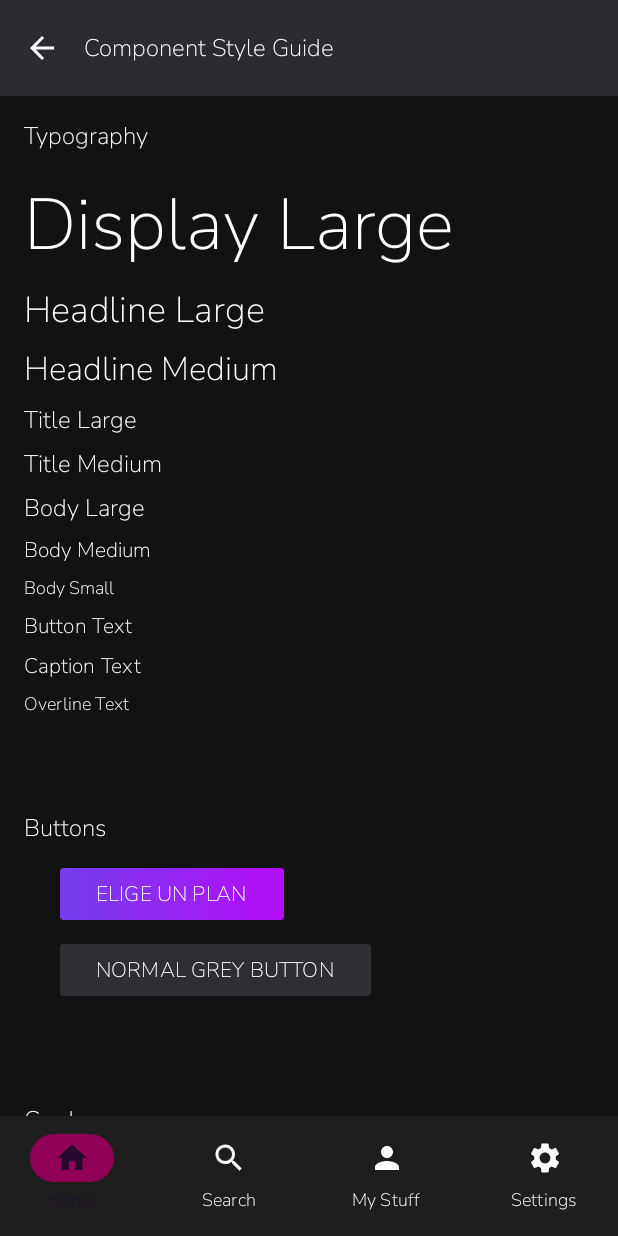
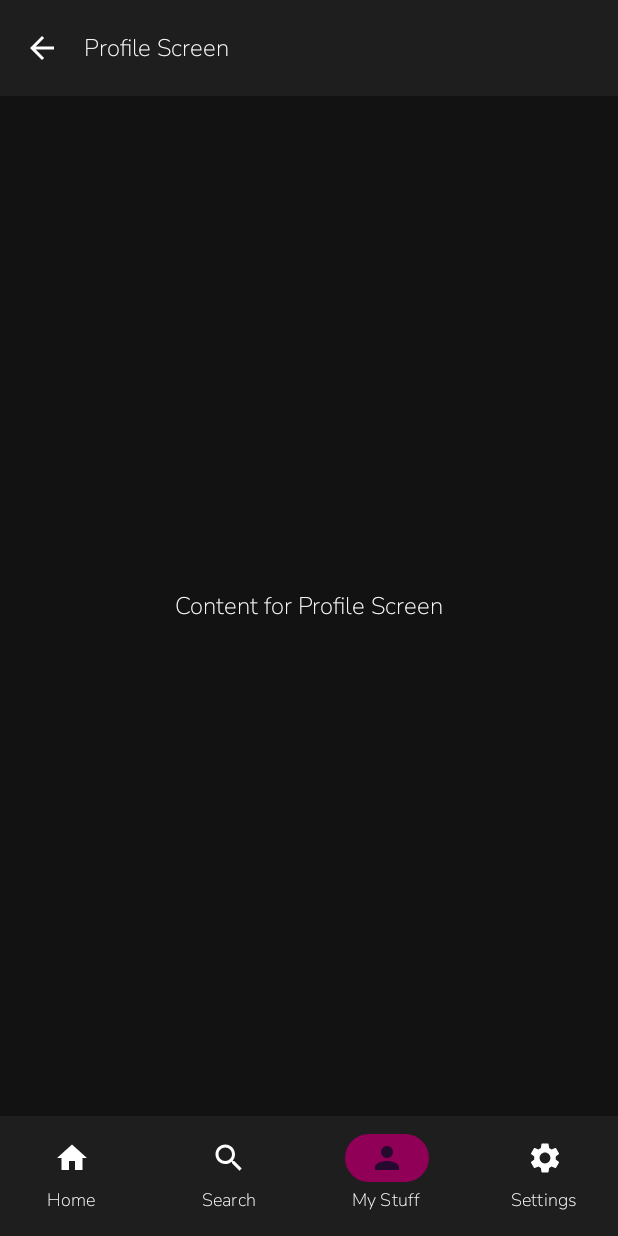
Before and after one commit to HonourBoundGameStudios/AndroidVODDemo, an Android app built with Jetpack Compose: the screen it shows after launch (MainActivity), item 3 of the bottom bar chosen, on a phone screen of 412 x 824 dp. Run offline under Robolectric (Android 15) with nearby library versions, the phone set to English and light mode, and no system bars; libraries missing offline, so code that uses them is left out: com.jakewharton.retrofit2; pictures from the network do not load.

Commit message:
Cleaned up bottom bar navigation

```diff
--- a/app/src/main/java/com/example/hbomax/AppNavigation.kt
+++ b/app/src/main/java/com/example/hbomax/AppNavigation.kt
@@ -1,52 +1,166 @@
 package com.example.hbomax.ui
 
+import androidx.compose.foundation.layout.Box
+import androidx.compose.foundation.layout.PaddingValues
+import androidx.compose.foundation.layout.fillMaxSize
+import androidx.compose.foundation.layout.padding
+import androidx.compose.material.icons.Icons
+import androidx.compose.material.icons.automirrored.filled.ArrowBack
+import androidx.compose.material.icons.filled.Home
+import androidx.compose.material.icons.filled.Person
+import androidx.compose.material.icons.filled.Search
+import androidx.compose.material.icons.filled.Settings
+import androidx.compose.material3.*
 import androidx.compose.runtime.Composable
+import androidx.compose.runtime.getValue
+import androidx.compose.ui.Alignment
+import androidx.compose.ui.Modifier
+import androidx.compose.ui.graphics.vector.ImageVector
+import androidx.navigation.NavDestination.Companion.hierarchy
+import androidx.navigation.NavGraph.Companion.findStartDestination
 import androidx.navigation.NavHostController
 import androidx.navigation.NavType
 import androidx.navigation.compose.NavHost
 import androidx.navigation.compose.composable
+import androidx.navigation.compose.currentBackStackEntryAsState
 import androidx.navigation.navArgument
-import com.example.hbomax.MovieScreen
 import com.example.hbomax.ui.moviedetail.PlayerScreen
+import com.example.hbomax.MovieScreen // Your movie grid screen
 
-// Define route constants
-object AppDestinations {
-    const val MOVIE_GRID_ROUTE = "movie_grid"
+object AppRoutes {
+    const val HOME_ROUTE = "home"
     const val PLAYER_ROUTE = "player"
+    const val SEARCH_ROUTE = "search"
+    const val PROFILE_ROUTE = "profile"
     const val STYLES_GUIDE_ROUTE = "styles_guide"
-    const val MOVIE_ID_ARG = "movieId" // Argument name for passing movie ID
 }
 
+object AppRoutesArguments {
+    const val MOVIE_ID_ARG = "movieId"
+}
+
+// Define Bottom Navigation Items (can be in its own file or here)
+sealed class BottomNavItem(
+    val route: String,
+    val title: String,
+    val icon: ImageVector
+) {
+    object Home : BottomNavItem(AppRoutes.HOME_ROUTE, "Home", Icons.Filled.Home)
+    object Search : BottomNavItem(AppRoutes.SEARCH_ROUTE, "Search", Icons.Filled.Search)
+    object Profile : BottomNavItem(AppRoutes.PROFILE_ROUTE, "My Stuff", Icons.Filled.Person)
+    object Settings : BottomNavItem(AppRoutes.STYLES_GUIDE_ROUTE, "Settings", Icons.Filled.Settings)
+}
+
+val bottomNavItemsList = listOf(
+    BottomNavItem.Home,
+    BottomNavItem.Search,
+    BottomNavItem.Profile,
+    BottomNavItem.Settings
+)
+
+@OptIn(ExperimentalMaterial3Api::class) // For Scaffold
 @Composable
-fun AppNavHost(navController: NavHostController) {
+fun AppNavigationContainer(navController: NavHostController) { // Renamed to reflect it holds Scaffold
+    val navBackStackEntry by navController.currentBackStackEntryAsState()
+    val currentDestination = navBackStackEntry?.destination
+
+    // Determine if the bottom bar should be shown based on the current route
+    // For example, don't show it on the PlayerScreen
+    val showBottomBar = bottomNavItemsList.any { it.route == currentDestination?.route }
+
+    Scaffold(
+        bottomBar = {
+            if (showBottomBar) { // Only show BottomBar on specified screens
+                NavigationBar(
+                    containerColor = MaterialTheme.colorScheme.surface,
+                    contentColor = MaterialTheme.colorScheme.onSurface
+                ) {
+                    bottomNavItemsList.forEach { screen ->
+                        NavigationBarItem(
+                            icon = { Icon(screen.icon, contentDescription = screen.title) },
+                            label = { Text(screen.title, style = MaterialTheme.typography.labelSmall) },
+                            selected = currentDestination?.hierarchy?.any { it.route == screen.route } == true,
+                            onClick = {
+                                navController.navigate(screen.route) {
+                                    // Pop up to the start destination of the graph to
+                                    // avoid building up a large stack of destinations
+                                    // on the back stack as users select items
+                                    popUpTo(navController.graph.findStartDestination().id) {
+                                        saveState = true
+                                    }
+                                    // Avoid multiple copies of the same destination when
+                                    // reselecting the same item
+                                    launchSingleTop = true
+                                    // Restore state when reselecting a previously selected item
+                                    restoreState = true
+                                }
+                            },
+                            colors = NavigationBarItemDefaults.colors(
+                                selectedIconColor = MaterialTheme.colorScheme.primary,
+                                selectedTextColor = MaterialTheme.colorScheme.onPrimary,
+                                unselectedIconColor = MaterialTheme.colorScheme.onSurfaceVariant,
+                                unselectedTextColor = MaterialTheme.colorScheme.onSurfaceVariant,
+                                indicatorColor = MaterialTheme.colorScheme.secondaryContainer
+                            )
+                        )
+                    }
+                }
+            }
+        }
+    ) { innerPadding ->
+        AppNavHost(navController = navController, startDestination = AppRoutes.HOME_ROUTE, innerPadding = innerPadding)
+    }
+}
+
+
+@Composable
+fun AppNavHost(
+    navController: NavHostController,
+    startDestination: String,
+    innerPadding: PaddingValues // Receive padding from Scaffold
+) {
     NavHost(
         navController = navController,
-        startDestination = AppDestinations.MOVIE_GRID_ROUTE
+        startDestination = startDestination,
+        modifier = Modifier.padding(innerPadding) // Apply padding here
     ) {
-        // Movie Grid Screen
-        composable(route = AppDestinations.MOVIE_GRID_ROUTE) {
-            MovieScreen( navController, onMovieClick = { movieId -> navController.navigate("${AppDestinations.PLAYER_ROUTE}/$movieId")})
+        composable(route = AppRoutes.HOME_ROUTE) {
+            MovieScreen(
+                onMovieClick = { movieId ->
+                    navController.navigate("${AppRoutes.PLAYER_ROUTE}/$movieId")
+                }
+            )
         }
 
-        // Styles Guide Screen
-        composable(route = AppDestinations.STYLES_GUIDE_ROUTE) {
-            StylesScreen( navController, onNavigateBack = { navController.popBackStack() })
+        composable(
+            route = "${AppRoutes.PLAYER_ROUTE}/{${AppRoutesArguments.MOVIE_ID_ARG}}",
+            arguments = listOf(navArgument(AppRoutesArguments.MOVIE_ID_ARG) { type = NavType.IntType })
+        ) { backStackEntry ->
+            val movieId = backStackEntry.arguments?.getInt(AppRoutesArguments.MOVIE_ID_ARG)
+            PlayerScreen(movieId = movieId, navController = navController)
         }
 
-        // Player Screen
-        composable(
-            route = "${AppDestinations.PLAYER_ROUTE}/{${AppDestinations.MOVIE_ID_ARG}}",
-            arguments = listOf(navArgument(AppDestinations.MOVIE_ID_ARG) {
-                type = NavType.IntType // Or StringType if your ID is a string
-            })
-        ) { backStackEntry ->
-            // Retrieve the movieId from the arguments
-            val movieId = backStackEntry.arguments?.getInt(AppDestinations.MOVIE_ID_ARG)
-            // Or getString if you used StringType
-            PlayerScreen(
-                movieId = movieId,
-                navController = navController
-            )
+        composable(route = AppRoutes.SEARCH_ROUTE) {
+            GenericScreenContent(name = "Search Screen", onNavigateBack = { navController.popBackStack() })
+        }
+        composable(route = AppRoutes.PROFILE_ROUTE) {
+            GenericScreenContent(name = "Profile Screen", onNavigateBack = { navController.popBackStack() })
+        }
+        // Add StylesScreen route if needed
+        composable(route = AppRoutes.STYLES_GUIDE_ROUTE) {
+            StylesScreen(navController) { }
         }
     }
 }
+
+@OptIn(ExperimentalMaterial3Api::class)
+@Composable
+fun GenericScreenContent(name: String, onNavigateBack: () -> Unit) {
+    Scaffold(
+        topBar = { TopAppBar(title = { Text(name) }, navigationIcon = { IconButton(onClick = onNavigateBack){ Icon(Icons.AutoMirrored.Filled.ArrowBack, "")}} ) }
+    ) { padding ->
+        Box(modifier = Modifier.fillMaxSize().padding(padding), contentAlignment = Alignment.Center) {
+            Text("Content for $name")
+        }
+    }
+}
--- a/app/src/main/java/com/example/hbomax/BottomNavItem.kt
+++ /dev/null
@@ -1,29 +0,0 @@
-package com.example.hbomax.ui.navigation
-
-import androidx.compose.material.icons.Icons
-import androidx.compose.material.icons.filled.Home
-import androidx.compose.material.icons.filled.Person
-import androidx.compose.material.icons.filled.Search
-import androidx.compose.material.icons.filled.Settings
-
-import androidx.compose.ui.graphics.vector.ImageVector
-import com.example.hbomax.ui.AppDestinations
-
-val bottomNavItems = listOf(
-    BottomNavItem.Home,
-    BottomNavItem.Search,
-    BottomNavItem.Profile,
-    BottomNavItem.Settings
-)
-
-sealed class BottomNavItem(
-        val route: String, // A route string if this integrates with full NavController
-        val title: String,
-        val icon: ImageVector
-) {
-    // Temporary routes for the bottom navigation items
-    object Home : BottomNavItem(AppDestinations.MOVIE_GRID_ROUTE, "Home", Icons.Filled.Home)
-    object Search : BottomNavItem(AppDestinations.STYLES_GUIDE_ROUTE, "Search", Icons.Filled.Search)
-    object Profile : BottomNavItem(AppDestinations.STYLES_GUIDE_ROUTE, "My Stuff", Icons.Filled.Person)
-    object Settings : BottomNavItem(AppDestinations.STYLES_GUIDE_ROUTE, "Settings", Icons.Filled.Settings)
-}
--- a/app/src/main/java/com/example/hbomax/MainActivity.kt
+++ b/app/src/main/java/com/example/hbomax/MainActivity.kt
@@ -3,29 +3,17 @@ package com.example.hbomax
 import android.os.Bundle
 import androidx.activity.ComponentActivity
 import androidx.activity.compose.setContent
-import androidx.activity.enableEdgeToEdge
-import androidx.compose.foundation.layout.fillMaxSize
-import androidx.compose.material3.MaterialTheme
-import androidx.compose.material3.Surface
-import androidx.compose.ui.Modifier
 import androidx.navigation.compose.rememberNavController
-import com.example.hbomax.ui.AppNavHost
-import com.example.hbomax.ui.StylesScreen
+import com.example.hbomax.ui.AppNavigationContainer // Changed from AppNavHost
 import com.example.hbomax.ui.theme.HBOMaxTheme
 
 class MainActivity : ComponentActivity() {
     override fun onCreate(savedInstanceState: Bundle?) {
         super.onCreate(savedInstanceState)
-        enableEdgeToEdge()
         setContent {
             HBOMaxTheme {
-                val navController = rememberNavController() // Create NavController
-                Surface(
-                    modifier = Modifier.fillMaxSize(),
-                    color = MaterialTheme.colorScheme.background
-                ) {
-                    AppNavHost(navController = navController) // Set up navigation
-                }
+                val navController = rememberNavController()
+                AppNavigationContainer(navController = navController)
             }
         }
     }
--- a/app/src/main/java/com/example/hbomax/MovieScreen.kt
+++ b/app/src/main/java/com/example/hbomax/MovieScreen.kt
@@ -19,13 +19,10 @@ import coil.compose.AsyncImage
 import coil.request.ImageRequest
 import com.example.hbomax.ui.theme.HBOMaxTheme
 import androidx.compose.foundation.clickable
-import androidx.navigation.NavHostController
-import com.example.hbomax.ui.navigation.bottomNavItems
 
 @OptIn(ExperimentalMaterial3Api::class)
 @Composable
 fun MovieScreen(
-    navController: NavHostController,
     popularMovieViewModel: PopularMovieViewModel = PopularMovieViewModel(),
     onMovieClick: (Int) -> Unit
 ) {
@@ -43,31 +40,6 @@ fun MovieScreen(
                     titleContentColor = MaterialTheme.colorScheme.onPrimary
                 )
             )
-        },
-        bottomBar = {
-            NavigationBar(
-                containerColor = MaterialTheme.colorScheme.surface, // Or surfaceVariant
-                contentColor = MaterialTheme.colorScheme.onSurface
-            ) {
-                bottomNavItems.forEachIndexed { index, item ->
-                    NavigationBarItem(
-                        selected = selectedItemIndex == index,
-                        onClick = {
-                            selectedItemIndex = index
-                            navController.navigate(item.route)
-                        },
-                        label = { Text(item.title, style = MaterialTheme.typography.labelSmall) },
-                        icon = { Icon(item.icon, contentDescription = item.title) },
-                        colors = NavigationBarItemDefaults.colors(
-                            selectedIconColor = MaterialTheme.colorScheme.primary, // Or your MaxVibrantPurple
-                            selectedTextColor = MaterialTheme.colorScheme.primary,
-                            unselectedIconColor = MaterialTheme.colorScheme.onSurfaceVariant,
-                            unselectedTextColor = MaterialTheme.colorScheme.onSurfaceVariant,
-                            indicatorColor = MaterialTheme.colorScheme.secondaryContainer // Or a subtle primary variant
-                        )
-                    )
-                }
-            }
         }
     ) { paddingValues ->
         Box(
@@ -181,7 +153,7 @@ fun MovieScreenLoadingPreview() {
 fun MovieScreenSuccessPreview() {
     HBOMaxTheme { // Replace with your theme
         MovieScreen(
-            onMovieClick = {}, navController = NavHostController(LocalContext.current),
+            onMovieClick = {}
         )
     }
 }
--- a/app/src/main/java/com/example/hbomax/StyleScreen.kt
+++ b/app/src/main/java/com/example/hbomax/StyleScreen.kt
@@ -17,8 +17,6 @@ import androidx.compose.ui.tooling.preview.Preview
 import androidx.compose.ui.unit.dp
 import androidx.navigation.NavHostController
 import com.example.hbomax.ui.components.GradientButton
-import com.example.hbomax.ui.navigation.bottomNavItems
-import com.example.hbomax.ui.theme.HBOMaxTheme
 import com.example.hbomax.ui.theme.MaxButtonGrey
 
 @OptIn(ExperimentalMaterial3Api::class)
@@ -45,34 +43,6 @@ fun StylesScreen(navController: NavHostController, onNavigateBack: () -> Unit) {
                     titleContentColor = MaterialTheme.colorScheme.onSurfaceVariant // Or onPrimary
                 )
             )
-        },
-        bottomBar = {
-            NavigationBar(
-                containerColor = MaterialTheme.colorScheme.surface, // Or surfaceVariant
-                contentColor = MaterialTheme.colorScheme.onSurface
-            ) {
-                bottomNavItems.forEachIndexed { index, item ->
-                    NavigationBarItem(
-                        selected = selectedItemIndex == index,
-                        onClick = {
-                            selectedItemIndex = index
-                            // TODO: Handle navigation based on item.route
-
-                            navController.navigate(item.route)
-
-                        },
-                        label = { Text(item.title, style = MaterialTheme.typography.labelSmall) },
-                        icon = { Icon(item.icon, contentDescription = item.title) },
-                        colors = NavigationBarItemDefaults.colors(
-                            selectedIconColor = MaterialTheme.colorScheme.primary, // Or your MaxVibrantPurple
-                            selectedTextColor = MaterialTheme.colorScheme.primary,
-                            unselectedIconColor = MaterialTheme.colorScheme.onSurfaceVariant,
-                            unselectedTextColor = MaterialTheme.colorScheme.onSurfaceVariant,
-                            indicatorColor = MaterialTheme.colorScheme.secondaryContainer // Or a subtle primary variant
-                        )
-                    )
-                }
-            }
         }
     ) { paddingValues ->
         Column(
```
